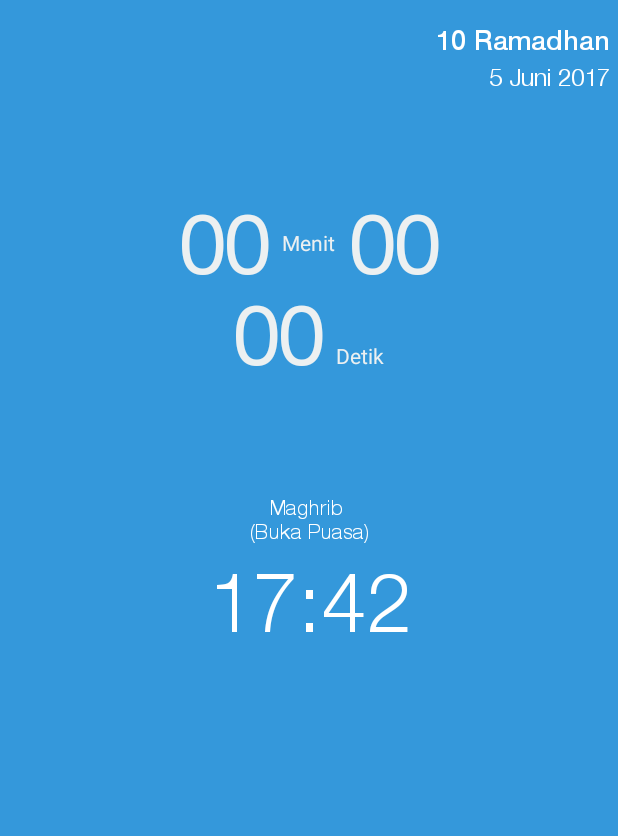
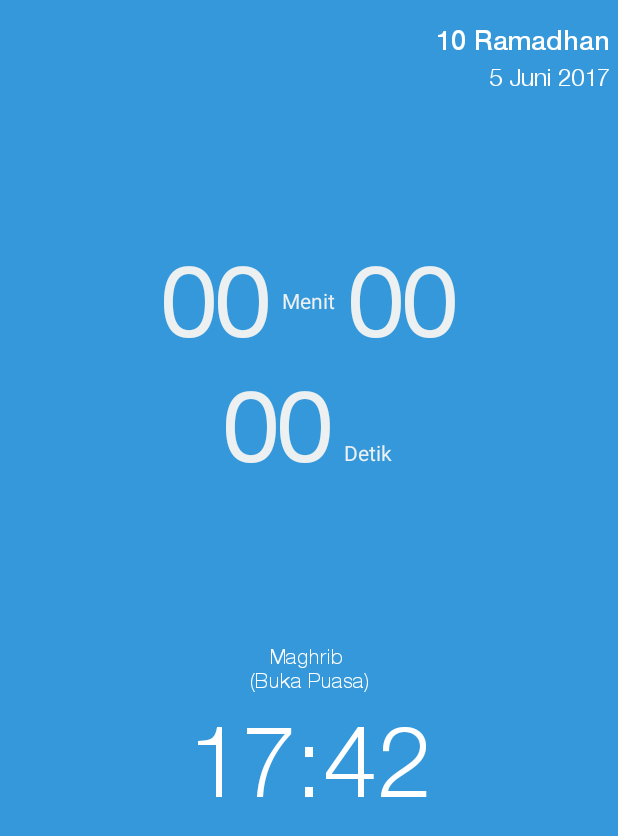
Before and after one commit to abdymm/Kapan-Buka-Puasa, an Android app: the MainActivity screen opened directly, with no data from a screen before it, on a phone screen of 412 x 824 dp. Shown: the top 836 px of the screen. Run offline under Robolectric (Android 15) with nearby library versions, the phone set to English and light mode, and no system bars; our stand-ins replace Timber; libraries missing offline, so code that uses them is left out: com.raizlabs.android; 2 statements that could not run were skipped.

Commit message:
fix(tweaking on margin)

```diff
--- a/app/src/main/res/layout/activity_main.xml
+++ b/app/src/main/res/layout/activity_main.xml
@@ -89,7 +89,7 @@
             android:id="@+id/cv_countdownViewSecond"
             android:layout_width="match_parent"
             android:layout_height="wrap_content"
-            android:layout_marginTop="20dp"
+            android:layout_marginTop="35dp"
             android:gravity="center"
             android:keepScreenOn="true"
             app:isShowDay="false"
--- a/app/src/main/res/values/dimens.xml
+++ b/app/src/main/res/values/dimens.xml
@@ -4,10 +4,10 @@
 
     <dimen name="layout_margin_end">5dp</dimen>
 
-    <dimen name="box_cdv_margin">85dp</dimen>
+    <dimen name="box_cdv_margin">120dp</dimen>
 
     <dimen name="cdv_margin_right_left">10dp</dimen>
-    <dimen name="cdv_time_text_size">54sp</dimen>
+    <dimen name="cdv_time_text_size">65sp</dimen>
     <dimen name="cdv_suffix_text_size">14sp</dimen>
 
     <dimen name="margin_between_component_text">5dp</dimen>
```
